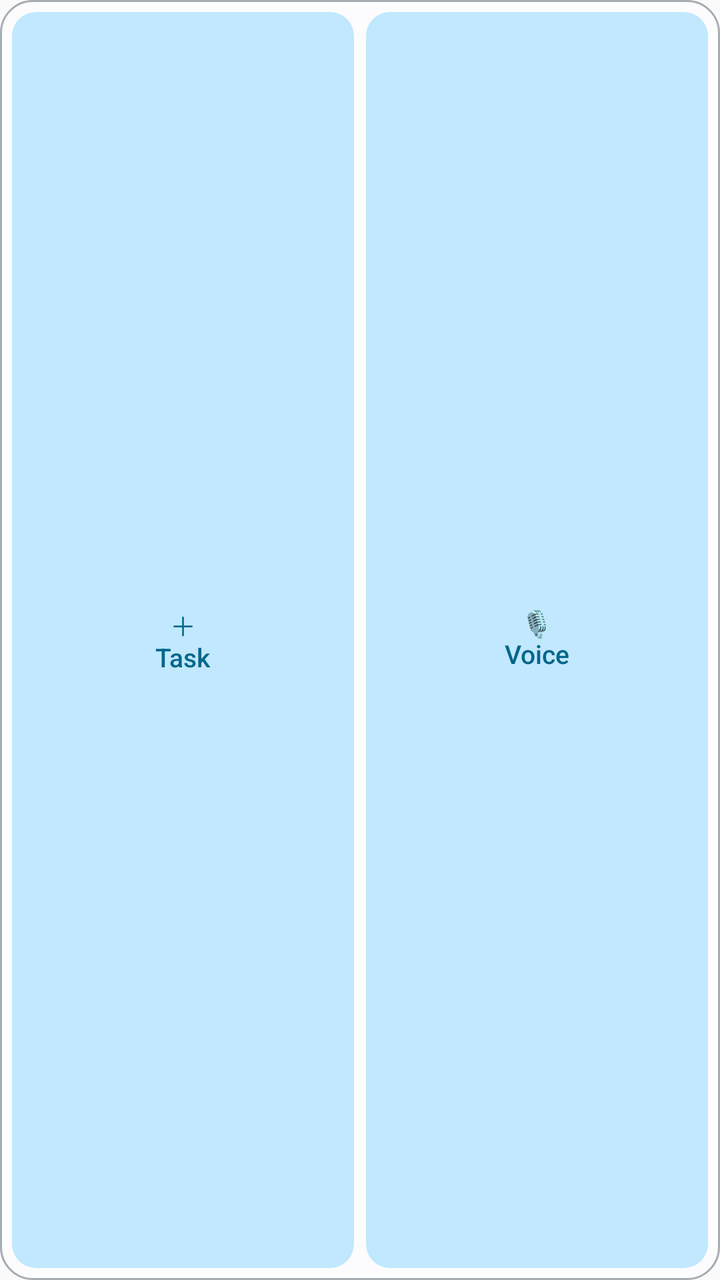
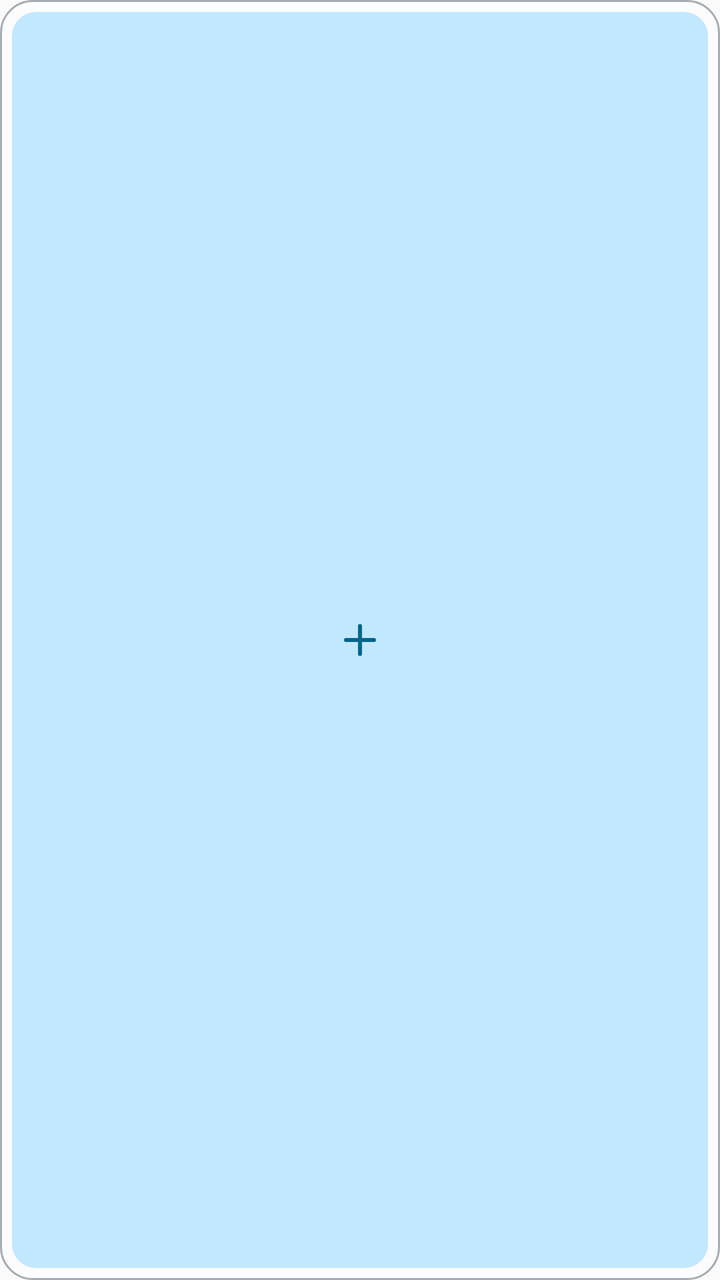

An Android layout rendered at two revisions. The XML below is the earlier revision; the diff shows what the commit changed to produce the second picture.
<!-- AndroidManifest.xml: application theme Theme.TaskenCompanion -->
<!-- res/layout/tasken_today_widget_small.xml -->
<?xml version="1.0" encoding="utf-8"?>
<LinearLayout xmlns:android="http://schemas.android.com/apk/res/android"
    android:layout_width="match_parent"
    android:layout_height="match_parent"
    android:background="@drawable/tasken_widget_background"
    android:gravity="center"
    android:orientation="horizontal"
    android:padding="6dp">

    <TextView
        android:id="@+id/widget_add"
        android:layout_width="0dp"
        android:layout_height="match_parent"
        android:layout_marginEnd="3dp"
        android:layout_weight="1"
        android:background="@drawable/tasken_widget_action_background"
        android:contentDescription="Taskを追加"
        android:fontFamily="sans-serif-medium"
        android:gravity="center"
        android:includeFontPadding="false"
        android:maxLines="2"
        android:text="＋&#10;Task"
        android:textColor="@color/tasken_widget_primary"
        android:textSize="13sp" />

    <TextView
        android:id="@+id/widget_voice"
        android:layout_width="0dp"
        android:layout_height="match_parent"
        android:layout_marginStart="3dp"
        android:layout_weight="1"
        android:background="@drawable/tasken_widget_action_background"
        android:contentDescription="音声でTaskを追加"
        android:fontFamily="sans-serif-medium"
        android:gravity="center"
        android:includeFontPadding="false"
        android:maxLines="2"
        android:text="🎙&#10;Voice"
        android:textColor="@color/tasken_widget_primary"
        android:textSize="13sp" />
</LinearLayout>
<!-- resources referenced by this layout -->
<resources>
  <color name="tasken_widget_primary">#8A2F3B</color>
  <!-- drawable tasken_widget_action_background (drawable) -->
  <?xml version="1.0" encoding="utf-8"?>
  <shape xmlns:android="http://schemas.android.com/apk/res/android" android:shape="rectangle">
      <solid android:color="@color/tasken_widget_primary_container" />
      <corners android:radius="12dp" />
  </shape>
  <!-- drawable tasken_widget_background (drawable) -->
  <?xml version="1.0" encoding="utf-8"?>
  <shape xmlns:android="http://schemas.android.com/apk/res/android" android:shape="rectangle">
      <solid android:color="@color/tasken_widget_surface" />
      <corners android:radius="16dp" />
      <stroke android:width="1dp" android:color="@color/tasken_widget_outline" />
  </shape>
  <style name="Theme.TaskenCompanion" parent="android:style/Theme.Material.Light.NoActionBar" />
  <color name="tasken_widget_primary_container">#F7D9DE</color>
  <color name="tasken_widget_surface">#FFF9F2</color>
  <color name="tasken_widget_outline">#E8DCDD</color>
</resources>

<!-- the commit's change to res/layout/tasken_today_widget_small.xml (unified diff, before → after) -->
@@ -7,35 +7,14 @@
     android:orientation="horizontal"
     android:padding="6dp">
 
-    <TextView
+    <ImageView
         android:id="@+id/widget_add"
-        android:layout_width="0dp"
+        android:layout_width="match_parent"
         android:layout_height="match_parent"
-        android:layout_marginEnd="3dp"
-        android:layout_weight="1"
         android:background="@drawable/tasken_widget_action_background"
         android:contentDescription="Taskを追加"
-        android:fontFamily="sans-serif-medium"
-        android:gravity="center"
-        android:includeFontPadding="false"
-        android:maxLines="2"
-        android:text="＋&#10;Task"
-        android:textColor="@color/tasken_widget_primary"
-        android:textSize="13sp" />
-
-    <TextView
-        android:id="@+id/widget_voice"
-        android:layout_width="0dp"
-        android:layout_height="match_parent"
-        android:layout_marginStart="3dp"
-        android:layout_weight="1"
-        android:background="@drawable/tasken_widget_action_background"
-        android:contentDescription="音声でTaskを追加"
-        android:fontFamily="sans-serif-medium"
-        android:gravity="center"
-        android:includeFontPadding="false"
-        android:maxLines="2"
-        android:text="🎙&#10;Voice"
-        android:textColor="@color/tasken_widget_primary"
-        android:textSize="13sp" />
+        android:padding="12dp"
+        android:scaleType="centerInside"
+        android:src="@drawable/ic_tabler_plus"
+        android:tint="@color/tasken_widget_primary" />
 </LinearLayout>
<!-- resource entries referenced after the edit -->
@@ -1,6 +1,21 @@
 <!-- resources referenced by this layout -->
 <resources>
   <color name="tasken_widget_primary">#8A2F3B</color>
+  <!-- drawable ic_tabler_plus (drawable) -->
+  <?xml version="1.0" encoding="utf-8"?>
+  <vector xmlns:android="http://schemas.android.com/apk/res/android"
+      android:width="24dp"
+      android:height="24dp"
+      android:viewportWidth="24"
+      android:viewportHeight="24">
+      <path
+          android:fillColor="@android:color/transparent"
+          android:pathData="M12,5v14M5,12h14"
+          android:strokeColor="#FF000000"
+          android:strokeLineCap="round"
+          android:strokeLineJoin="round"
+          android:strokeWidth="2" />
+  </vector>
   <!-- drawable tasken_widget_action_background (drawable) -->
   <?xml version="1.0" encoding="utf-8"?>
   <shape xmlns:android="http://schemas.android.com/apk/res/android" android:shape="rectangle">
